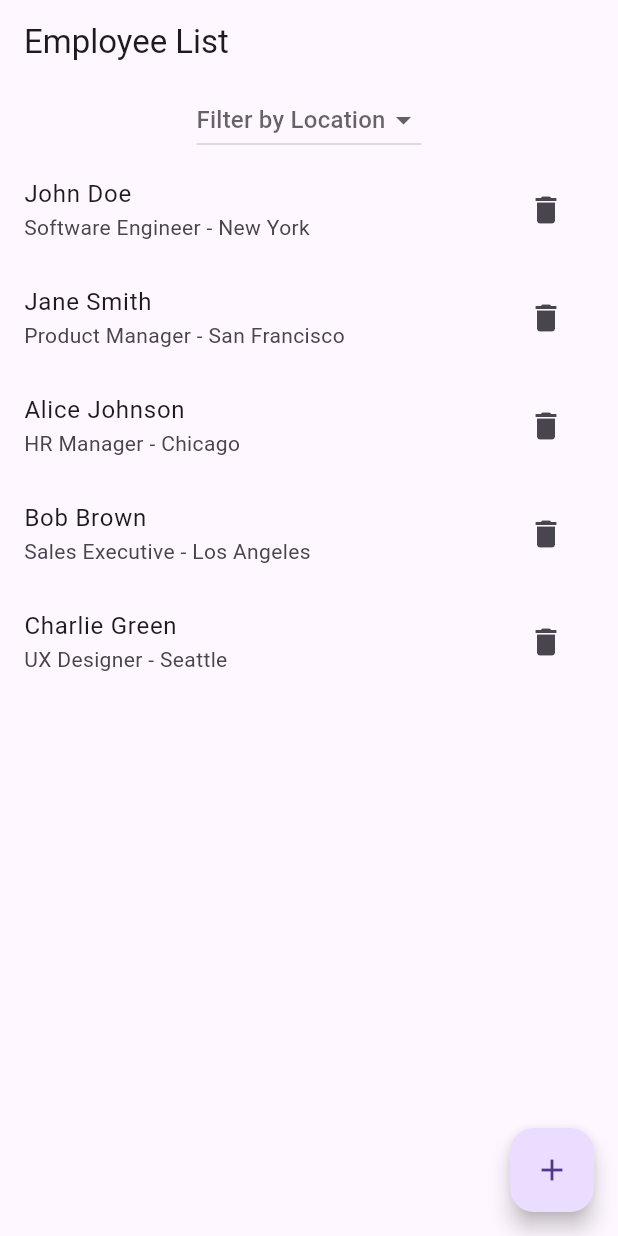
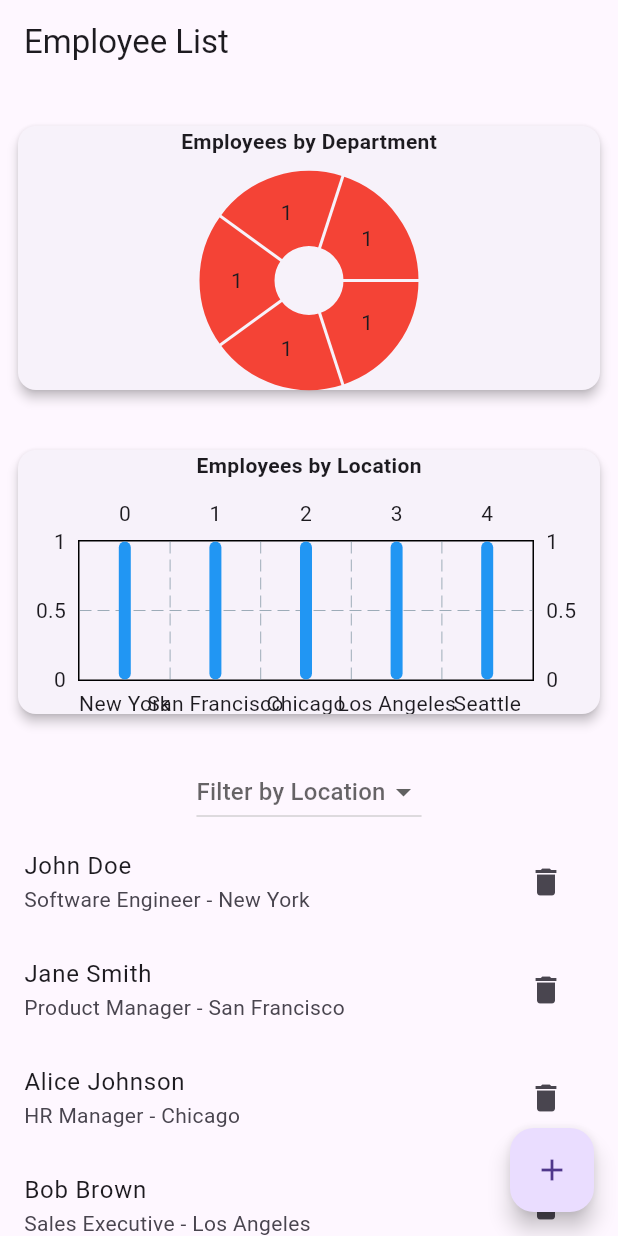
Before and after one commit to RishiMehra92/employee, a Flutter app: the screen it shows after launch, on a phone screen of 412 x 824 dp. Run offline on Flutter 3.47's test engine with Material 3 defaults, Android fonts, the phone set to English and light mode, and no system bars; drawn by our look-alikes of fl_chart; our stand-ins replace get, hive, hive_flutter; accounts and stored records are empty.

Commit message:
add chart

```diff
--- a/lib/app/modules/employee_list/employee_list_controller.dart
+++ b/lib/app/modules/employee_list/employee_list_controller.dart
@@ -39,6 +39,24 @@ class EmployeeListController extends GetxController {
     loadEmployees(); // Ensure list refreshes after deletion
   }
 
+  /// Get department-wise employee count
+  Map<String, int> getDepartmentWiseCount() {
+    var departmentCounts = <String, int>{};
+    for (var employee in employees) {
+      departmentCounts[employee.department] = (departmentCounts[employee.department] ?? 0) + 1;
+    }
+    return departmentCounts;
+  }
+
+  /// Get location-wise employee count
+  Map<String, int> getLocationWiseCount() {
+    var locationCounts = <String, int>{};
+    for (var employee in employees) {
+      locationCounts[employee.location] = (locationCounts[employee.location] ?? 0) + 1;
+    }
+    return locationCounts;
+  }
+
 
   @override
   void onInit() {
--- a/lib/app/modules/employee_list/employee_list_screen.dart
+++ b/lib/app/modules/employee_list/employee_list_screen.dart
@@ -1,5 +1,6 @@
 import 'package:flutter/material.dart';
 import 'package:get/get.dart';
+import 'package:fl_chart/fl_chart.dart';
 import 'employee_list_controller.dart';
 import '../employee_details/employee_details_screen.dart';
 
@@ -9,9 +10,14 @@ class EmployeeListScreen extends StatelessWidget {
   @override
   Widget build(BuildContext context) {
     return Scaffold(
-      appBar: AppBar(title: Text("Employee List")),
+      appBar: AppBar(title: Text("Employee List"),surfaceTintColor: Colors.transparent,),
       body: Column(
         children: [
+          SizedBox(height: 16),
+          _buildDepartmentChart(),
+          SizedBox(height: 16),
+          _buildLocationChart(),
+          SizedBox(height: 16),
           Obx(() => DropdownButton<String>(
             value: controller.filterByLocation.value.isEmpty ? null : controller.filterByLocation.value,
             hint: Text("Filter by Location"),
@@ -25,9 +31,7 @@ class EmployeeListScreen extends StatelessWidget {
               child: Text(e),
             ))
                 .toList(),
-          ),
-
-          ),
+          )),
           Expanded(
             child: Obx(() => ListView.builder(
               itemCount: controller.employees.length,
@@ -53,4 +57,93 @@ class EmployeeListScreen extends StatelessWidget {
       ),
     );
   }
+
+  /// Pie Chart - Employees by Department
+  Widget _buildDepartmentChart() {
+    return Obx(() {
+      var data = controller.getDepartmentWiseCount();
+      if (data.isEmpty) return SizedBox(); // Hide chart if no data
+
+      return Container(
+        height: 200,
+        padding: EdgeInsets.all(8),
+        child: Card(
+          elevation: 3,
+          child: Column(
+            mainAxisAlignment: MainAxisAlignment.center,
+            children: [
+              Text("Employees by Department", style: TextStyle(fontWeight: FontWeight.bold)),
+              SizedBox(height: 10),
+              Expanded(
+                child: PieChart(
+                  PieChartData(
+                    sections: data.entries.map((e) {
+                      return PieChartSectionData(
+                        title: "${e.value}",
+                        value: e.value.toDouble(),
+                        color: _getRandomColor(),
+                        radius: 50,
+                      );
+                    }).toList(),
+                  ),
+                ),
+              ),
+            ],
+          ),
+        ),
+      );
+    });
+  }
+
+  /// Bar Chart - Employees by Location
+  Widget _buildLocationChart() {
+    return Obx(() {
+      var data = controller.getLocationWiseCount();
+      if (data.isEmpty) return SizedBox(); // Hide chart if no data
+
+      return Container(
+        height: 200,
+        padding: EdgeInsets.all(8),
+        child: Card(
+          elevation: 3,
+          child: Column(
+            mainAxisAlignment: MainAxisAlignment.center,
+            children: [
+              Text("Employees by Location", style: TextStyle(fontWeight: FontWeight.bold)),
+              SizedBox(height: 10),
+              Expanded(
+                child: BarChart(
+                  BarChartData(
+                    alignment: BarChartAlignment.spaceAround,
+                    titlesData: FlTitlesData(
+                      leftTitles: AxisTitles(sideTitles: SideTitles(showTitles: true, reservedSize: 40)),
+                      bottomTitles: AxisTitles(sideTitles: SideTitles(
+                        showTitles: true,
+                        getTitlesWidget: (value, meta) {
+                          return Padding(
+                            padding: EdgeInsets.only(top: 5),
+                            child: Text(data.keys.elementAt(value.toInt())),
+                          );
+                        },
+                      )),
+                    ),
+                    barGroups: List.generate(data.length, (index) {
+                      return BarChartGroupData(x: index, barRods: [
+                        BarChartRodData(toY: data.values.elementAt(index).toDouble(), color: Colors.blue)
+                      ]);
+                    }),
+                  ),
+                ),
+              ),
+            ],
+          ),
+        ),
+      );
+    });
+  }
+
+  /// Generates random colors for the pie chart
+  Color _getRandomColor() {
+    return Colors.primaries[DateTime.now().millisecondsSinceEpoch % Colors.primaries.length];
+  }
 }
--- a/pubspec.yaml
+++ b/pubspec.yaml
@@ -40,6 +40,7 @@ dependencies:
   # The following adds the Cupertino Icons font to your application.
   # Use with the CupertinoIcons class for iOS style icons.
   cupertino_icons: ^1.0.8
+  fl_chart: ^0.70.2
 
 dev_dependencies:
   flutter_test:
```
Also changed, not shown: pubspec.lock.
